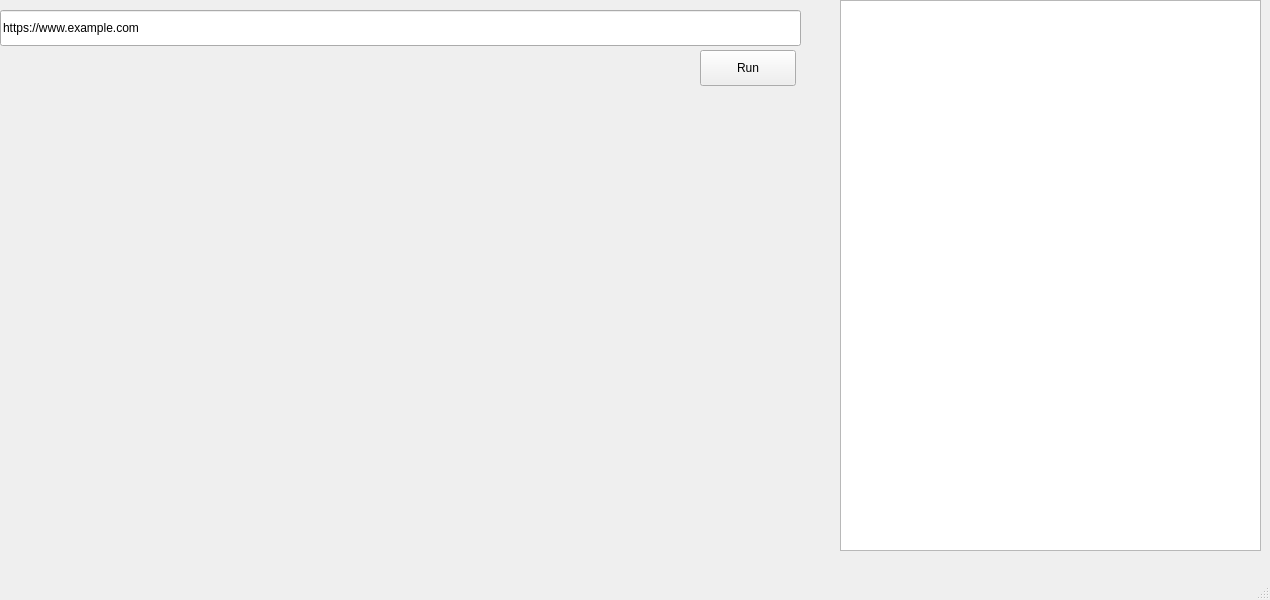
ElvenVillage/api-tester-qt, file mainwindow.ui: the form before one commit.
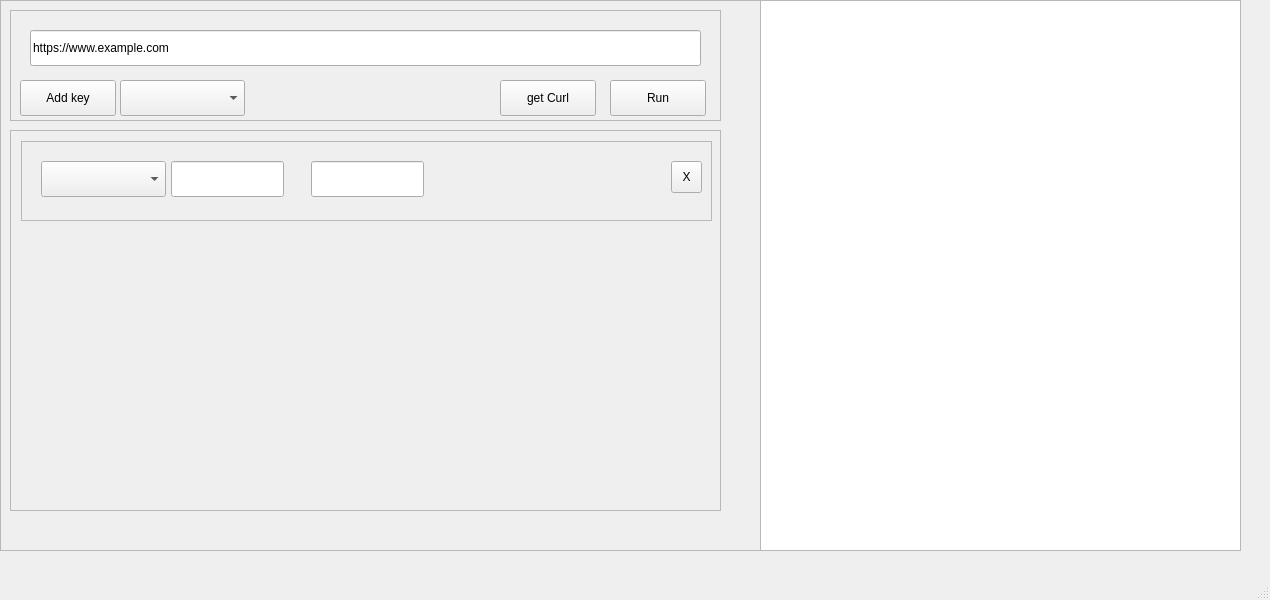
The form after the commit.

Commit message: Add curl code button

What changed in the file:
```diff
--- a/mainwindow.ui
+++ b/mainwindow.ui
@@ -14,41 +14,205 @@
    <string>MainWindow</string>
   </property>
   <widget class="QWidget" name="centralwidget">
-   <widget class="QPushButton" name="runButton">
-    <property name="geometry">
-     <rect>
-      <x>700</x>
-      <y>50</y>
-      <width>96</width>
-      <height>36</height>
-     </rect>
-    </property>
-    <property name="text">
-     <string>Run</string>
-    </property>
-   </widget>
-   <widget class="QTextBrowser" name="textBrowser">
-    <property name="geometry">
-     <rect>
-      <x>840</x>
-      <y>0</y>
-      <width>421</width>
-      <height>551</height>
-     </rect>
-    </property>
-   </widget>
-   <widget class="QLineEdit" name="URLlineEdit">
+   <widget class="QWidget" name="horizontalLayoutWidget">
     <property name="geometry">
      <rect>
       <x>0</x>
-      <y>10</y>
-      <width>801</width>
-      <height>36</height>
+      <y>0</y>
+      <width>761</width>
+      <height>551</height>
      </rect>
     </property>
-    <property name="text">
-     <string>https://www.example.com</string>
+    <layout class="QHBoxLayout" name="horizontalLayout">
+     <item>
+      <widget class="QFrame" name="frame_2">
+       <property name="frameShape">
+        <enum>QFrame::StyledPanel</enum>
+       </property>
+       <property name="frameShadow">
+        <enum>QFrame::Raised</enum>
+       </property>
+       <widget class="QFrame" name="frame_3">
+        <property name="geometry">
+         <rect>
+          <x>10</x>
+          <y>10</y>
+          <width>711</width>
+          <height>111</height>
+         </rect>
+        </property>
+        <property name="frameShape">
+         <enum>QFrame::StyledPanel</enum>
+        </property>
+        <property name="frameShadow">
+         <enum>QFrame::Raised</enum>
+        </property>
+        <widget class="QPushButton" name="addPairButton">
+         <property name="geometry">
+          <rect>
+           <x>10</x>
+           <y>70</y>
+           <width>96</width>
+           <height>36</height>
+          </rect>
+         </property>
+         <property name="text">
+          <string>Add key</string>
+         </property>
+        </widget>
+        <widget class="QComboBox" name="methodBox">
+         <property name="geometry">
+          <rect>
+           <x>110</x>
+           <y>70</y>
+           <width>125</width>
+           <height>36</height>
+          </rect>
+         </property>
+         <property name="currentText">
+          <string/>
+         </property>
+        </widget>
+        <widget class="QPushButton" name="runButton">
+         <property name="geometry">
+          <rect>
+           <x>600</x>
+           <y>70</y>
+           <width>96</width>
+           <height>36</height>
+          </rect>
+         </property>
+         <property name="text">
+          <string>Run</string>
+         </property>
+        </widget>
+        <widget class="QLineEdit" name="URLlineEdit">
+         <property name="geometry">
+          <rect>
+           <x>20</x>
+           <y>20</y>
+           <width>671</width>
+           <height>36</height>
+          </rect>
+         </property>
+         <property name="text">
+          <string>https://www.example.com</string>
+         </property>
+        </widget>
+        <widget class="QPushButton" name="curlButton">
+         <property name="geometry">
+          <rect>
+           <x>490</x>
+           <y>70</y>
+           <width>96</width>
+           <height>36</height>
+          </rect>
+         </property>
+         <property name="text">
+          <string>get Curl</string>
+         </property>
+        </widget>
+       </widget>
+       <widget class="QScrollArea" name="scrollArea">
+        <property name="geometry">
+         <rect>
+          <x>10</x>
+          <y>130</y>
+          <width>711</width>
+          <height>381</height>
+         </rect>
+        </property>
+        <property name="widgetResizable">
+         <bool>true</bool>
+        </property>
+        <widget class="QWidget" name="scrollAreaWidgetContents">
+         <property name="geometry">
+          <rect>
+           <x>0</x>
+           <y>0</y>
+           <width>707</width>
+           <height>377</height>
+          </rect>
+         </property>
+         <widget class="QFrame" name="frame">
+          <property name="geometry">
+           <rect>
+            <x>10</x>
+            <y>10</y>
+            <width>691</width>
+            <height>80</height>
+           </rect>
+          </property>
+          <property name="frameShape">
+           <enum>QFrame::StyledPanel</enum>
+          </property>
+          <property name="frameShadow">
+           <enum>QFrame::Raised</enum>
+          </property>
+          <widget class="QLineEdit" name="lineEdit">
+           <property name="geometry">
+            <rect>
+             <x>150</x>
+             <y>20</y>
+             <width>113</width>
+             <height>36</height>
+            </rect>
+           </property>
+          </widget>
+          <widget class="QLineEdit" name="lineEdit_2">
+           <property name="geometry">
+            <rect>
+             <x>290</x>
+             <y>20</y>
+             <width>113</width>
+             <height>36</height>
+            </rect>
+           </property>
+          </widget>
+          <widget class="QComboBox" name="comboBox_2">
+           <property name="geometry">
+            <rect>
+             <x>20</x>
+             <y>20</y>
+             <width>125</width>
+             <height>36</height>
+            </rect>
+           </property>
+          </widget>
+          <widget class="QToolButton" name="toolButton">
+           <property name="geometry">
+            <rect>
+             <x>650</x>
+             <y>20</y>
+             <width>31</width>
+             <height>32</height>
+            </rect>
+           </property>
+           <property name="text">
+            <string>X</string>
+           </property>
+          </widget>
+         </widget>
+        </widget>
+       </widget>
+      </widget>
+     </item>
+    </layout>
+   </widget>
+   <widget class="QWidget" name="horizontalLayoutWidget_2">
+    <property name="geometry">
+     <rect>
+      <x>760</x>
+      <y>0</y>
+      <width>481</width>
+      <height>551</height>
+     </rect>
     </property>
+    <layout class="QHBoxLayout" name="horizontalLayout_2">
+     <item>
+      <widget class="QTextBrowser" name="textBrowser"/>
+     </item>
+    </layout>
    </widget>
   </widget>
   <widget class="QMenuBar" name="menubar">
```
Left out of the diff: 2 changed lines with no effect on the pictures. The commit also changes 7 other files.
